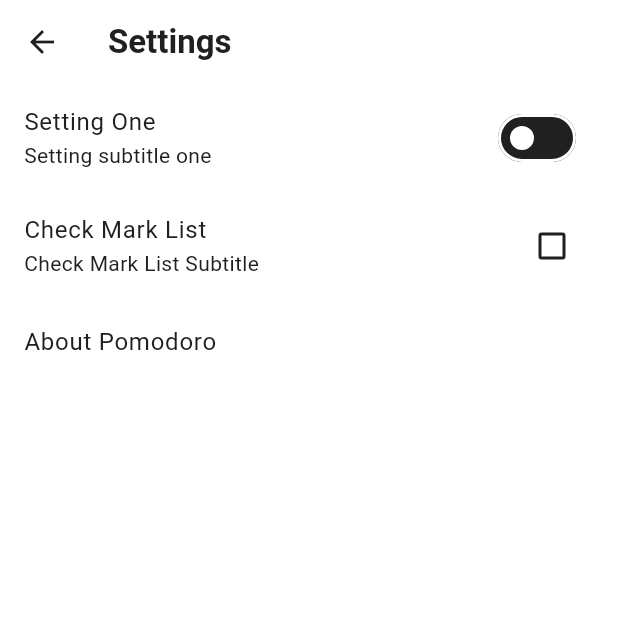
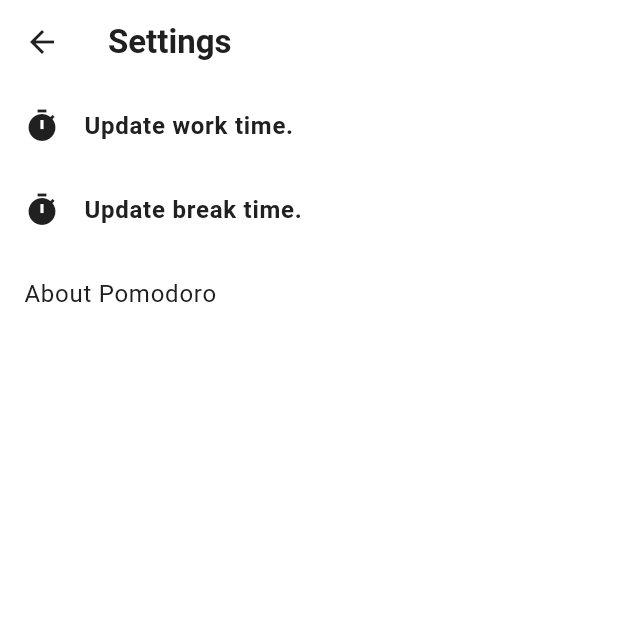
Before and after one commit to ShaRifShykh/pomodoro-timer, a Flutter app: the screen it shows after launch, after a tap on the "settings" icon, on a phone screen of 412 x 824 dp, the top half of it. Run offline on Flutter 3.47's test engine with Material 2 defaults, Android fonts, the phone set to English and light mode, and no system bars; our stand-ins replace just_audio.

Commit message:
[ADD] time setting option for working and resting

```diff
--- a/lib/models/timer_model.dart
+++ b/lib/models/timer_model.dart
@@ -6,16 +6,21 @@ import 'package:just_audio/just_audio.dart';
 enum PomodoroMode { working, resting }
 
 class TimerModel extends ChangeNotifier {
-  static const _defaultWorkSeconds = 10;
-  static const _defaultRestSeconds = 4;
+  static const _defaultWorkSeconds = 1500;
+  static const _defaultRestSeconds = 300;
   static const _defaultPomodoroCount = 0;
+  late int _workSeonds;
+  late int _restSeconds;
   late int _timerSeconds;
   late int _pomodoroCount;
   late Timer _timer;
   late bool _isRunning;
   late PomodoroMode _status;
 
-  PomodoroMode get status => _status;
+  set pomodoroStatus(PomodoroMode status) {
+    _status = status;
+  }
+
   bool get isRunning => _isRunning;
   int get pomodoroCount => _pomodoroCount;
   int get timerSeconds => _timerSeconds;
@@ -23,7 +28,9 @@ class TimerModel extends ChangeNotifier {
   TimerModel() {
     _isRunning = false;
     _status = PomodoroMode.working;
-    _timerSeconds = _defaultWorkSeconds;
+    _workSeonds = _defaultWorkSeconds;
+    _restSeconds = _defaultRestSeconds;
+    _timerSeconds = _workSeonds;
     _pomodoroCount = _defaultPomodoroCount;
   }
 
@@ -39,16 +46,32 @@ class TimerModel extends ChangeNotifier {
     player.play();
   }
 
+  void updateTime(int time, PomodoroMode mode) {
+    if (mode == PomodoroMode.working) {
+      _workSeonds = time;
+    } else if (mode == PomodoroMode.resting) {
+      _restSeconds = time;
+    }
+
+    _isRunning = false;
+
+    _timerSeconds = _workSeonds;
+    _status = PomodoroMode.working;
+    _pomodoroCount = _defaultPomodoroCount;
+
+    notifyListeners();
+  }
+
   void _onTick(Timer timer) {
     if (_timerSeconds == 0 && _isRunning) {
       if (_status == PomodoroMode.working) {
         _status = PomodoroMode.resting;
         _pomodoroCount++;
-        _timerSeconds = _defaultRestSeconds;
+        _timerSeconds = _restSeconds;
         _workFinshAudio();
       } else if (_status == PomodoroMode.resting) {
         _status = PomodoroMode.working;
-        _timerSeconds = _defaultWorkSeconds;
+        _timerSeconds = _workSeonds;
         _restFinshAudio();
       }
     } else {
@@ -76,7 +99,7 @@ class TimerModel extends ChangeNotifier {
 
     _isRunning = false;
 
-    _timerSeconds = _defaultWorkSeconds;
+    _timerSeconds = _workSeonds;
     _status = PomodoroMode.working;
     _pomodoroCount = _defaultPomodoroCount;
 
--- a/lib/screens/home_page.dart
+++ b/lib/screens/home_page.dart
@@ -42,7 +42,6 @@ class HomePage extends StatelessWidget {
       ),
       body: Consumer<TimerModel>(
         builder: (context, timer, child) {
-          print("${timer.timerSeconds}");
           return SafeArea(
             child: Column(
               children: [
--- a/lib/screens/settings_page.dart
+++ b/lib/screens/settings_page.dart
@@ -1,4 +1,7 @@
 import 'package:flutter/material.dart';
+import 'package:pomodoro/models/timer_model.dart';
+import 'package:pomodoro/widgets/time_setting.dart';
+import 'package:provider/provider.dart';
 
 class SettingPage extends StatelessWidget {
   const SettingPage({super.key});
@@ -16,29 +19,23 @@ class SettingPage extends StatelessWidget {
           ),
         ),
       ),
-      body: SafeArea(
-        child: ListView(
-          children: [
-            // ADD Timer Setting
-            SwitchListTile.adaptive(
-              value: false,
-              onChanged: (value) {},
-              title: const Text("Setting One"),
-              subtitle: const Text("Setting subtitle one"),
+      body: Consumer<TimerModel>(
+        builder: (context, value, child) {
+          return SafeArea(
+            child: ListView(
+              children: const [
+                TimeSetter(
+                    title: "Update work time.", status: PomodoroMode.working),
+                TimeSetter(
+                    title: "Update break time.", status: PomodoroMode.resting),
+                AboutListTile(
+                  applicationVersion: "1.0",
+                  applicationLegalese: "Don't copy me.",
+                ),
+              ],
             ),
-            CheckboxListTile(
-              activeColor: Colors.black,
-              value: false,
-              onChanged: (value) {},
-              title: const Text("Check Mark List"),
-              subtitle: const Text("Check Mark List Subtitle"),
-            ),
-            const AboutListTile(
-              applicationVersion: "1.0",
-              applicationLegalese: "Don't copy me.",
-            ),
-          ],
-        ),
+          );
+        },
       ),
     );
   }
--- /dev/null
+++ b/lib/widgets/time_setting.dart
@@ -0,0 +1,59 @@
+import 'package:flutter/cupertino.dart';
+import 'package:flutter/material.dart';
+import 'package:pomodoro/models/timer_model.dart';
+import 'package:provider/provider.dart';
+
+class TimeSetter extends StatefulWidget {
+  const TimeSetter({
+    super.key,
+    required this.title,
+    required this.status,
+  });
+
+  final String title;
+  final PomodoroMode status;
+
+  @override
+  State<TimeSetter> createState() => _TimeSetterState();
+}
+
+class _TimeSetterState extends State<TimeSetter> {
+  void _showDialog(BuildContext context) {
+    Duration initialtimer = const Duration();
+    showCupertinoModalPopup(
+      context: context,
+      builder: (builder) {
+        return SizedBox(
+            height: MediaQuery.of(context).copyWith().size.height / 3,
+            child: SizedBox.expand(
+              child: CupertinoTimerPicker(
+                mode: CupertinoTimerPickerMode.hms,
+                initialTimerDuration: initialtimer,
+                onTimerDurationChanged: (Duration changedtimer) {
+                  setState(() {
+                    initialtimer = changedtimer;
+                  });
+                },
+              ),
+            ));
+      },
+    ).whenComplete(() {
+      final model = Provider.of<TimerModel>(context, listen: false);
+      model.updateTime(initialtimer.inSeconds, widget.status);
+    });
+  }
+
+  @override
+  Widget build(BuildContext context) {
+    return ListTile(
+      onTap: () => _showDialog(context),
+      leading: const Icon(Icons.timer),
+      title: Text(
+        widget.title,
+        style: const TextStyle(
+          fontWeight: FontWeight.w600,
+        ),
+      ),
+    );
+  }
+}
```
